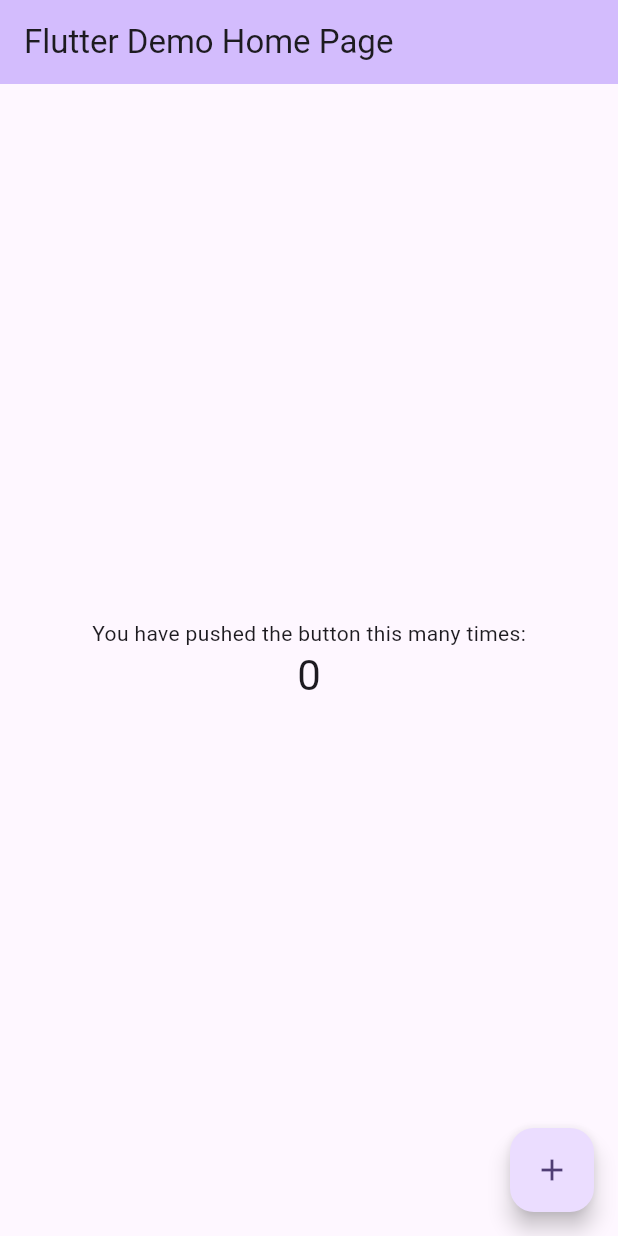
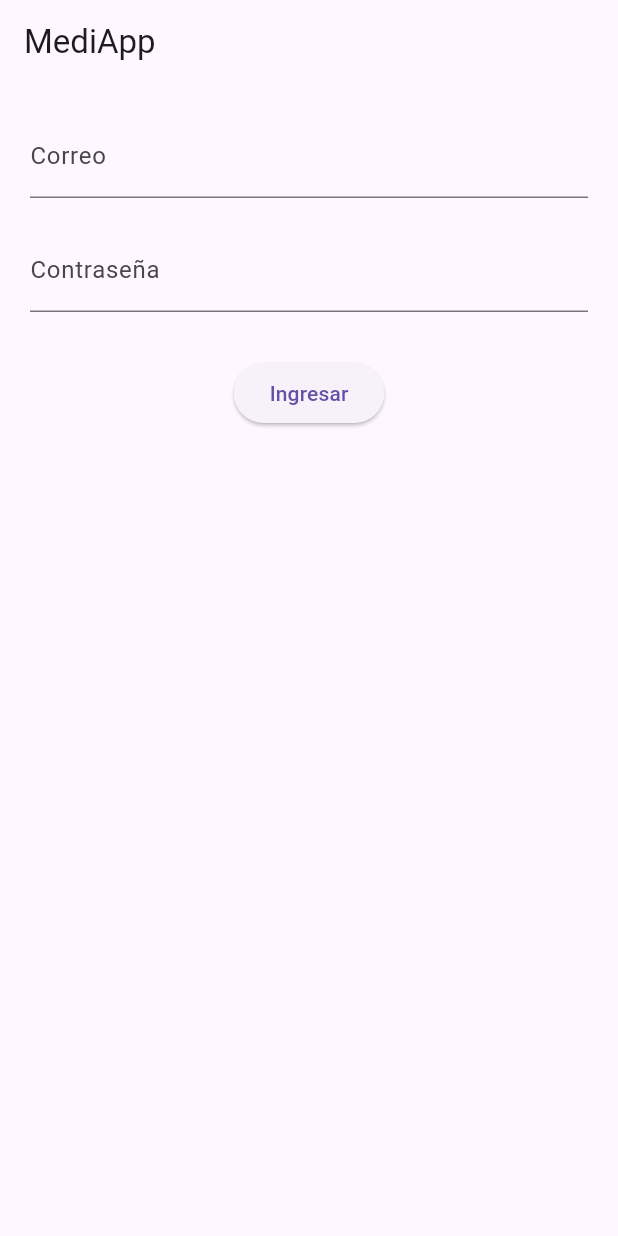
Before and after one commit to luisbocha21-cmd/MediApp, a Flutter app: the screen it shows after launch, on a phone screen of 412 x 824 dp. Run offline on Flutter 3.47's test engine with Material 3 defaults, Android fonts, the phone set to English and light mode, and no system bars; our stand-ins replace cloud_firestore; accounts and stored records are empty.

```diff
--- a/mediapp/lib/main.dart
+++ b/mediapp/lib/main.dart
@@ -1,122 +1,23 @@
 import 'package:flutter/material.dart';
 
+import 'screens/auth/login_screen.dart';
+
 void main() {
-  runApp(const MyApp());
+  runApp(const MediApp());
 }
 
-class MyApp extends StatelessWidget {
-  const MyApp({super.key});
+class MediApp extends StatelessWidget {
+  const MediApp({super.key});
 
-  // This widget is the root of your application.
   @override
   Widget build(BuildContext context) {
     return MaterialApp(
-      title: 'Flutter Demo',
+      debugShowCheckedModeBanner: false,
+      title: 'MediApp',
       theme: ThemeData(
-        // This is the theme of your application.
-        //
-        // TRY THIS: Try running your application with "flutter run". You'll see
-        // the application has a purple toolbar. Then, without quitting the app,
-        // try changing the seedColor in the colorScheme below to Colors.green
-        // and then invoke "hot reload" (save your changes or press the "hot
-        // reload" button in a Flutter-supported IDE, or press "r" if you used
-        // the command line to start the app).
-        //
-        // Notice that the counter didn't reset back to zero; the application
-        // state is not lost during the reload. To reset the state, use hot
-        // restart instead.
-        //
-        // This works for code too, not just values: Most code changes can be
-        // tested with just a hot reload.
-        colorScheme: .fromSeed(seedColor: Colors.deepPurple),
+        primarySwatch: Colors.blue,
       ),
-      home: const MyHomePage(title: 'Flutter Demo Home Page'),
+      home: const LoginScreen(),
     );
   }
 }
-
-class MyHomePage extends StatefulWidget {
-  const MyHomePage({super.key, required this.title});
-
-  // This widget is the home page of your application. It is stateful, meaning
-  // that it has a State object (defined below) that contains fields that affect
-  // how it looks.
-
-  // This class is the configuration for the state. It holds the values (in this
-  // case the title) provided by the parent (in this case the App widget) and
-  // used by the build method of the State. Fields in a Widget subclass are
-  // always marked "final".
-
-  final String title;
-
-  @override
-  State<MyHomePage> createState() => _MyHomePageState();
-}
-
-class _MyHomePageState extends State<MyHomePage> {
-  int _counter = 0;
-
-  void _incrementCounter() {
-    setState(() {
-      // This call to setState tells the Flutter framework that something has
-      // changed in this State, which causes it to rerun the build method below
-      // so that the display can reflect the updated values. If we changed
-      // _counter without calling setState(), then the build method would not be
-      // called again, and so nothing would appear to happen.
-      _counter++;
-    });
-  }
-
-  @override
-  Widget build(BuildContext context) {
-    // This method is rerun every time setState is called, for instance as done
-    // by the _incrementCounter method above.
-    //
-    // The Flutter framework has been optimized to make rerunning build methods
-    // fast, so that you can just rebuild anything that needs updating rather
-    // than having to individually change instances of widgets.
-    return Scaffold(
-      appBar: AppBar(
-        // TRY THIS: Try changing the color here to a specific color (to
-        // Colors.amber, perhaps?) and trigger a hot reload to see the AppBar
-        // change color while the other colors stay the same.
-        backgroundColor: Theme.of(context).colorScheme.inversePrimary,
-        // Here we take the value from the MyHomePage object that was created by
-        // the App.build method, and use it to set our appbar title.
-        title: Text(widget.title),
-      ),
-      body: Center(
-        // Center is a layout widget. It takes a single child and positions it
-        // in the middle of the parent.
-        child: Column(
-          // Column is also a layout widget. It takes a list of children and
-          // arranges them vertically. By default, it sizes itself to fit its
-          // children horizontally, and tries to be as tall as its parent.
-          //
-          // Column has various properties to control how it sizes itself and
-          // how it positions its children. Here we use mainAxisAlignment to
-          // center the children vertically; the main axis here is the vertical
-          // axis because Columns are vertical (the cross axis would be
-          // horizontal).
-          //
-          // TRY THIS: Invoke "debug painting" (choose the "Toggle Debug Paint"
-          // action in the IDE, or press "p" in the console), to see the
-          // wireframe for each widget.
-          mainAxisAlignment: .center,
-          children: [
-            const Text('You have pushed the button this many times:'),
-            Text(
-              '$_counter',
-              style: Theme.of(context).textTheme.headlineMedium,
-            ),
-          ],
-        ),
-      ),
-      floatingActionButton: FloatingActionButton(
-        onPressed: _incrementCounter,
-        tooltip: 'Increment',
-        child: const Icon(Icons.add),
-      ),
-    );
-  }
-}
--- /dev/null
+++ b/mediapp/lib/screens/auth/login_screen.dart
@@ -0,0 +1,108 @@
+import 'package:flutter/material.dart';
+
+import '../doctor/home_doctor.dart';
+import '../patient/home_patient.dart';
+import '../secretary/home_secretary.dart';
+
+class LoginScreen extends StatefulWidget {
+  const LoginScreen({super.key});
+
+  @override
+  State<LoginScreen> createState() => _LoginScreenState();
+}
+
+class _LoginScreenState extends State<LoginScreen> {
+
+  final emailController = TextEditingController();
+  final passwordController = TextEditingController();
+
+  void login() {
+
+    String email = emailController.text.trim();
+
+    if (email == "paciente@gmail.com") {
+
+      Navigator.push(
+        context,
+        MaterialPageRoute(
+          builder: (_) => const HomePatient(),
+        ),
+      );
+
+    } else if (email == "doctor@gmail.com") {
+
+      Navigator.push(
+        context,
+        MaterialPageRoute(
+          builder: (_) => const HomeDoctor(),
+        ),
+      );
+
+    } else if (email == "secretaria@gmail.com") {
+
+      Navigator.push(
+        context,
+        MaterialPageRoute(
+          builder: (_) => const HomeSecretary(),
+        ),
+      );
+
+    } else {
+
+      ScaffoldMessenger.of(context).showSnackBar(
+        const SnackBar(
+          content: Text("Usuario no encontrado"),
+        ),
+      );
+
+    }
+
+  }
+
+  @override
+  Widget build(BuildContext context) {
+
+    return Scaffold(
+
+      appBar: AppBar(
+        title: const Text("MediApp"),
+      ),
+
+      body: Padding(
+        padding: const EdgeInsets.all(20),
+
+        child: Column(
+
+          children: [
+
+            TextField(
+              controller: emailController,
+              decoration: const InputDecoration(
+                labelText: "Correo",
+              ),
+            ),
+
+            const SizedBox(height: 20),
+
+            TextField(
+              controller: passwordController,
+              obscureText: true,
+              decoration: const InputDecoration(
+                labelText: "Contraseña",
+              ),
+            ),
+
+            const SizedBox(height: 30),
+
+            ElevatedButton(
+              onPressed: login,
+              child: const Text("Ingresar"),
+            ),
+
+          ],
+
+        ),
+      ),
+    );
+  }
+}
```
Also changed, not shown: mediapp/lib/models/appointment_model.dart (added, +17 -0 lines), mediapp/lib/models/user_model.dart (added, +15 -0 lines), mediapp/lib/screens/appointment/appointment_list.dart (added, +56 -0 lines), mediapp/lib/screens/appointment/create_appointment.dart (added, +137 -0 lines), mediapp/lib/screens/doctor/home_doctor.dart (added, +20 -0 lines), mediapp/lib/screens/patient/home_patient.dart (added, +20 -0 lines), mediapp/lib/screens/secretary/home_secretary.dart (added, +20 -0 lines), mediapp/lib/services/appointment_service.dart (added, +33 -0 lines), mediapp/.devcontainer/devcontainer.json (added), mediapp/lib/screens/auth/register_screen.dart (added), mediapp/lib/services/auth_service.dart (added), 2 other files.
